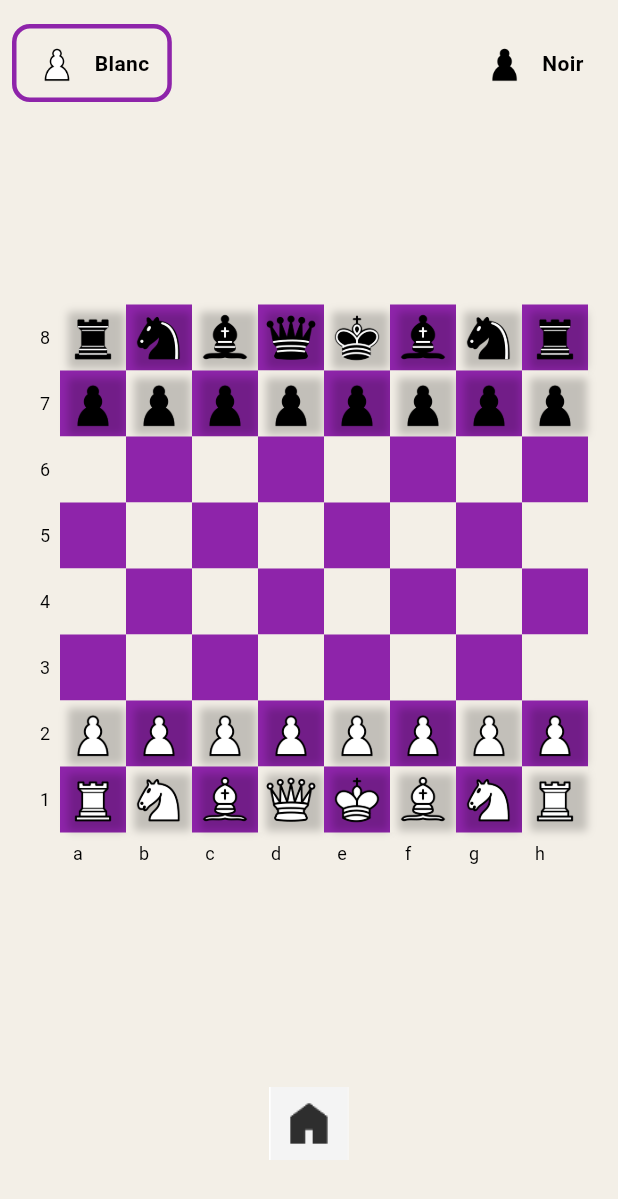
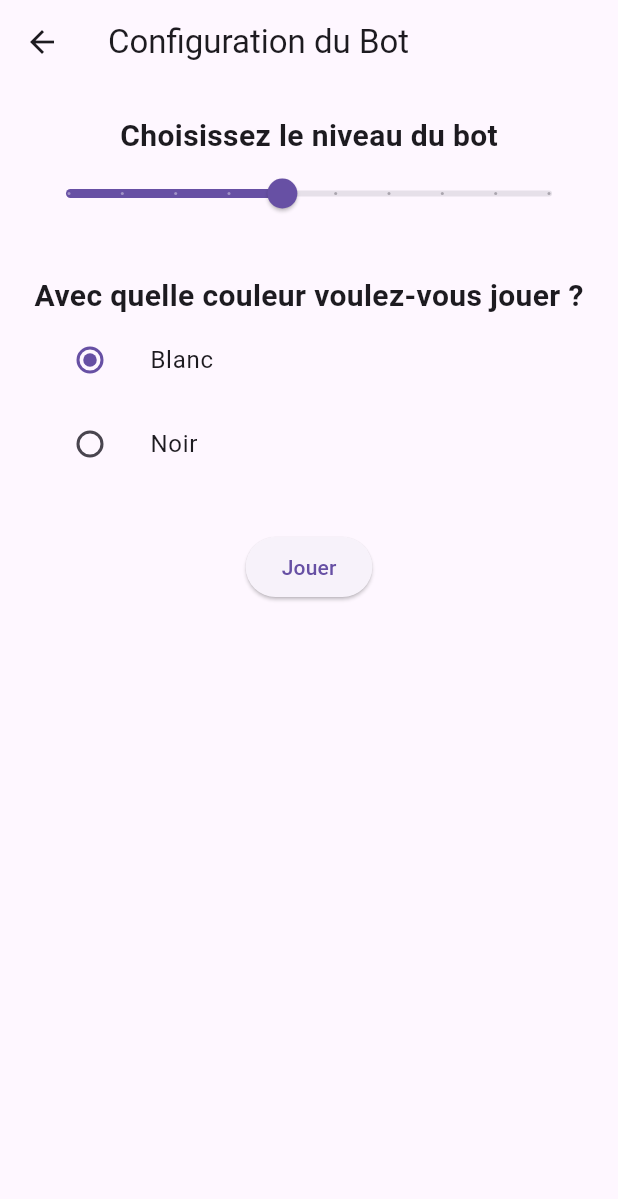
Before and after one commit to AniBhh224/Jeu-Echec-Flutter, a Flutter app: the screen it shows after launch, after a tap on "Joueur seul", on a phone screen of 412 x 824 dp. Shown: the top 1199 px of the screen. Run offline on Flutter 3.47's test engine with Material 3 defaults, Android fonts, the phone set to English and light mode, and no system bars; missing offline and left inert: stockfish.

```diff
--- a/lib/board.dart
+++ b/lib/board.dart
@@ -5,65 +5,49 @@ class ChessBoard extends StatelessWidget {
   final List<List<ChessPiece?>> board;
   final List<List<bool>> casesPossibles;
   final void Function(int row, int col) onTapCase;
+  final bool estInverse;  // <-- nouveau paramètre
 
   const ChessBoard({
     super.key,
     required this.board,
     required this.casesPossibles,
     required this.onTapCase,
+    this.estInverse = false, // valeur par défaut : pas inversé
   });
 
   static const Color lightSquare = Color(0xFFF3EFE7); // Beige clair
   static const Color darkSquare = Color(0xFF8E24AA);  // Violet foncé
 
-
-  @override
   @override
   Widget build(BuildContext context) {
-    return Column(
-      mainAxisSize: MainAxisSize.min,
-      children: [
-        Row(
-          mainAxisSize: MainAxisSize.min,
-          children: [
-            // Colonne des numéros à gauche
-            Column(
+    return Center(
+      child: Column(
         mainAxisSize: MainAxisSize.min,
         children: List.generate(8, (row) {
-                return SizedBox(
-                  height: 44,
-                  width: 20,
-                  child: Center(
-                    child: Text(
-                      '${8 - row}',
-                      style: const TextStyle(fontSize: 12, color: Colors.black),
-                    ),
-                  ),
-                );
-              }),
-            ),
-            // Grille des cases
-            Column(
-              mainAxisSize: MainAxisSize.min,
-              children: List.generate(8, (row) {
+          // Inverse l'ordre des rangées si estInverse = true
+          final displayRow = estInverse ? 7 - row : row;
+
           return Row(
             mainAxisSize: MainAxisSize.min,
             children: List.generate(8, (col) {
-                    bool isLight = (row + col) % 2 == 0;
+              // Inverse l'ordre des colonnes si estInverse = true
+              final displayCol = estInverse ? 7 - col : col;
+
+              bool isLight = (displayRow + displayCol) % 2 == 0;
 
               return GestureDetector(
-                      onTap: () => onTapCase(row, col),
+                onTap: () => onTapCase(displayRow, displayCol),
                 child: Container(
-                        width: 44,
-                        height: 44,
+                  width: 50,
+                  height: 50,
                   decoration: BoxDecoration(
                     color: isLight ? lightSquare : darkSquare,
                   ),
                   child: Stack(
                     children: [
-                            if (casesPossibles[row][col])
+                      if (casesPossibles[displayRow][displayCol])
                         Container(color: Colors.green.withOpacity(0.4)),
-                            if (board[row][col] != null)
+                      if (board[displayRow][displayCol] != null)
                         Center(
                           child: Container(
                             decoration: BoxDecoration(
@@ -75,10 +59,9 @@ class ChessBoard extends StatelessWidget {
                                 ),
                               ],
                             ),
-                                  child: board[row][col]!.buildImage(size: 38),
+                            child: board[displayRow][displayCol]!.buildImage(size: 44),
                           ),
                         ),
-
                     ],
                   ),
                 ),
@@ -87,29 +70,8 @@ class ChessBoard extends StatelessWidget {
           );
         }),
       ),
-          ],
-        ),
-        // Ligne des lettres en bas
-        const SizedBox(height: 4),
-        Row(
-          mainAxisAlignment: MainAxisAlignment.center,
-          children: List.generate(8, (col) {
-            return SizedBox(
-              width: 44,
-              height: 20,
-              child: Center(
-                child: Text(
-                  String.fromCharCode(97 + col), // 'a' à 'h'
-                  style: const TextStyle(fontSize: 12, color: Colors.black),
-                ),
-              ),
-            );
-          }),
-        ),
-      ],
     );
   }
-
 
   static List<List<ChessPiece?>> getInitialBoard() {
     final board = List.generate(8, (_) => List<ChessPiece?>.filled(8, null));
--- a/lib/menu.dart
+++ b/lib/menu.dart
@@ -1,6 +1,6 @@
 import 'package:flutter/material.dart';
+import 'menubot.dart';  // Assure-toi que ce fichier existe et est bien importé
 import 'jeu.dart';
-import 'pieces.dart'; // pour PlayerType
 
 class MenuPrincipal extends StatelessWidget {
   const MenuPrincipal({super.key});
@@ -24,7 +24,7 @@ class MenuPrincipal extends StatelessWidget {
 
               const SizedBox(height: 50),
 
-              // Bouton "Joueur seul" (Humain blanc vs Bot noir)
+              // Bouton "Joueur seul"
               Padding(
                 padding: const EdgeInsets.symmetric(horizontal: 40),
                 child: ElevatedButton(
@@ -36,13 +36,11 @@ class MenuPrincipal extends StatelessWidget {
                     ),
                   ),
                   onPressed: () {
+                    // Navigue vers le menu de configuration du bot
                     Navigator.push(
                       context,
                       MaterialPageRoute(
-                        builder: (context) => const Jeu(
-                          joueurBlancType: PlayerType.human,
-                          joueurNoirType: PlayerType.bot,
-                        ),
+                        builder: (context) => const MenuBot(),
                       ),
                     );
                   },
@@ -57,7 +55,7 @@ class MenuPrincipal extends StatelessWidget {
 
               const SizedBox(height: 20),
 
-              // Bouton "2 joueurs" (Humain blanc vs Humain noir)
+              // Bouton "2 joueurs"
               Padding(
                 padding: const EdgeInsets.symmetric(horizontal: 40),
                 child: OutlinedButton(
@@ -72,10 +70,7 @@ class MenuPrincipal extends StatelessWidget {
                     Navigator.push(
                       context,
                       MaterialPageRoute(
-                        builder: (context) => const Jeu(
-                          joueurBlancType: PlayerType.human,
-                          joueurNoirType: PlayerType.human,
-                        ),
+                        builder: (context) => const Jeu(), // Partie 2 joueurs humains
                       ),
                     );
                   },
--- a/lib/menubot.dart
+++ b/lib/menubot.dart
@@ -0,0 +1,92 @@
+import 'package:flutter/material.dart';
+import 'jeu.dart';
+import 'player_type.dart';
+
+
+
+class MenuBot extends StatefulWidget {
+  const MenuBot({super.key});
+
+  @override
+  State<MenuBot> createState() => _MenuBotState();
+}
+
+class _MenuBotState extends State<MenuBot> {
+  int niveauBot = 5;
+  bool joueBlanc = true;
+
+  @override
+  Widget build(BuildContext context) {
+    return Scaffold(
+      appBar: AppBar(title: const Text("Configuration du Bot")),
+      body: Padding(
+        padding: const EdgeInsets.all(20),
+        child: Column(
+          children: [
+            const Text(
+              "Choisissez le niveau du bot",
+              style: TextStyle(fontSize: 20, fontWeight: FontWeight.bold),
+            ),
+            Slider(
+              value: niveauBot.toDouble(),
+              min: 1,
+              max: 10,
+              divisions: 9,
+              label: niveauBot.toString(),
+              onChanged: (val) {
+                setState(() {
+                  niveauBot = val.round();
+                });
+              },
+            ),
+            const SizedBox(height: 30),
+            const Text(
+              "Avec quelle couleur voulez-vous jouer ?",
+              style: TextStyle(fontSize: 20, fontWeight: FontWeight.bold),
+            ),
+            ListTile(
+              title: const Text("Blanc"),
+              leading: Radio<bool>(
+                value: true,
+                groupValue: joueBlanc,
+                onChanged: (val) {
+                  setState(() {
+                    joueBlanc = val!;
+                  });
+                },
+              ),
+            ),
+            ListTile(
+              title: const Text("Noir"),
+              leading: Radio<bool>(
+                value: false,
+                groupValue: joueBlanc,
+                onChanged: (val) {
+                  setState(() {
+                    joueBlanc = val!;
+                  });
+                },
+              ),
+            ),
+            const SizedBox(height: 30),
+            ElevatedButton(
+              onPressed: () {
+                Navigator.pushReplacement(
+                  context,
+                  MaterialPageRoute(
+                    builder: (_) => Jeu(
+                      joueurBlancType: joueBlanc ? PlayerType.human : PlayerType.bot,
+                      joueurNoirType: joueBlanc ? PlayerType.bot : PlayerType.human,
+                      niveauBot: niveauBot,
+                    ),
+                  ),
+                );
+              },
+              child: const Text("Jouer"),
+            ),
+          ],
+        ),
+      ),
+    );
+  }
+}
--- a/lib/player_type.dart
+++ b/lib/player_type.dart
@@ -0,0 +1,2 @@
+// lib/player_type.dart
+enum PlayerType { human, bot }
```
Also changed, not shown: lib/jeu.dart (+29 -10 lines). Lines whose indentation alone changed are shown as unchanged.
